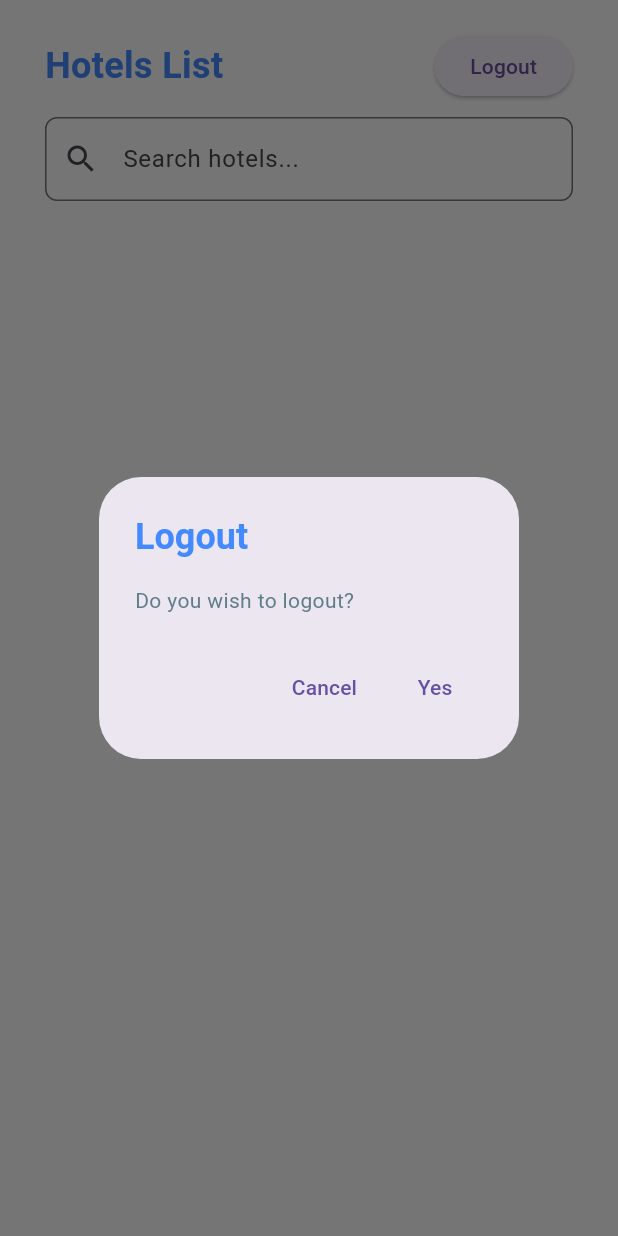
After one commit to MeghaPradeetha/HotelApp, a Flutter app: the HotelListView screen opened directly, after a tap on "Logout", on a phone screen of 412 x 824 dp. The commit adds this screen. Run offline on Flutter 3.47's test engine with Material 3 defaults, Android fonts, the light colour scheme and no system bars; our stand-ins replace firebase_core, google_sign_in; accounts and stored records are empty; network calls fail.

Commit message:
logout button done

```diff
--- a/lib/viewmodels/hotel_list_viewmodel.dart
+++ b/lib/viewmodels/hotel_list_viewmodel.dart
@@ -1,11 +1,15 @@
 import 'package:flutter/material.dart';
 import 'package:hotel/services/api/hotel_api.dart';
+import 'package:google_sign_in/google_sign_in.dart';
+import 'package:hotel/views/login_view.dart';
+import 'package:hotel/widgets/alert_dialog.dart';
 import '../models/hotel.dart';
 
 class HotelListViewModel extends ChangeNotifier {
   List<Hotel> _hotels = [];
   List<Hotel> filteredHotels = [];
   bool isLoading = false;
+  final GoogleSignIn _googleSignIn = GoogleSignIn();
 
   List<Hotel> get hotels => _hotels;
 
@@ -34,4 +38,25 @@ class HotelListViewModel extends ChangeNotifier {
     }
     notifyListeners();
   }
+
+  Future<void> signOut(BuildContext context) async {
+    showDialog(
+      context: context,
+      builder: (context) => HotelAlertDialog(
+        title: 'Logout',
+        content: 'Do you wish to logout?',
+        cancelText: 'Cancel',
+        confirmText: 'Yes',
+        onConfirm: () async {
+          await _googleSignIn.signOut();
+          Navigator.push(
+            context,
+            MaterialPageRoute(
+              builder: (context) => const LoginView(),
+            ),
+          );
+        },
+      ),
+    );
+  }
 }
--- a/lib/views/hotel_list_view.dart
+++ b/lib/views/hotel_list_view.dart
@@ -69,7 +69,8 @@ class _HotelListViewState extends State<HotelListView> {
             child: Column(
               mainAxisAlignment: MainAxisAlignment.start,
               children: <Widget>[
-                Column(
+                Row(
+                  mainAxisAlignment: MainAxisAlignment.spaceBetween,
                   children: [
                     const Text(
                       'Hotels List',
@@ -78,6 +79,14 @@ class _HotelListViewState extends State<HotelListView> {
                         fontWeight: FontWeight.bold,
                         color: Colors.blueAccent,
                       ),
+                    ),
+                    ElevatedButton(
+                      onPressed: () async {
+                        await model.signOut(context);
+                      },
+                      child: const Text("Logout"),
+                    ),
+                  ],
                 ),
                 sizeBox(10.0),
                 TextField(
@@ -91,8 +100,6 @@ class _HotelListViewState extends State<HotelListView> {
                   onChanged: (query) {
                     model.searchHotels(query);
                   },
-                    ),
-                  ],
                 ),
               ],
             ),
--- /dev/null
+++ b/lib/widgets/alert_dialog.dart
@@ -0,0 +1,44 @@
+import 'package:flutter/material.dart';
+
+class HotelAlertDialog extends StatelessWidget {
+  final String title;
+  final String content;
+  final String cancelText;
+  final String confirmText;
+  final Function onConfirm;
+
+  const HotelAlertDialog({
+    required this.title,
+    required this.content,
+    required this.cancelText,
+    required this.confirmText,
+    required this.onConfirm,
+    Key? key,
+  }) : super(key: key);
+
+  @override
+  Widget build(BuildContext context) {
+    return AlertDialog(
+      title: Text(title,
+          style: const TextStyle(
+              color: Colors.blueAccent, fontWeight: FontWeight.bold)),
+      content: Text(
+        content,
+        style: const TextStyle(color: Colors.blueGrey),
+      ),
+      actions: [
+        TextButton(
+          onPressed: () => Navigator.of(context).pop(false),
+          child: Text(cancelText),
+        ),
+        TextButton(
+          onPressed: () {
+            Navigator.of(context).pop(true);
+            onConfirm();
+          },
+          child: Text(confirmText),
+        ),
+      ],
+    );
+  }
+}
```
Lines whose indentation alone changed are shown as unchanged.
